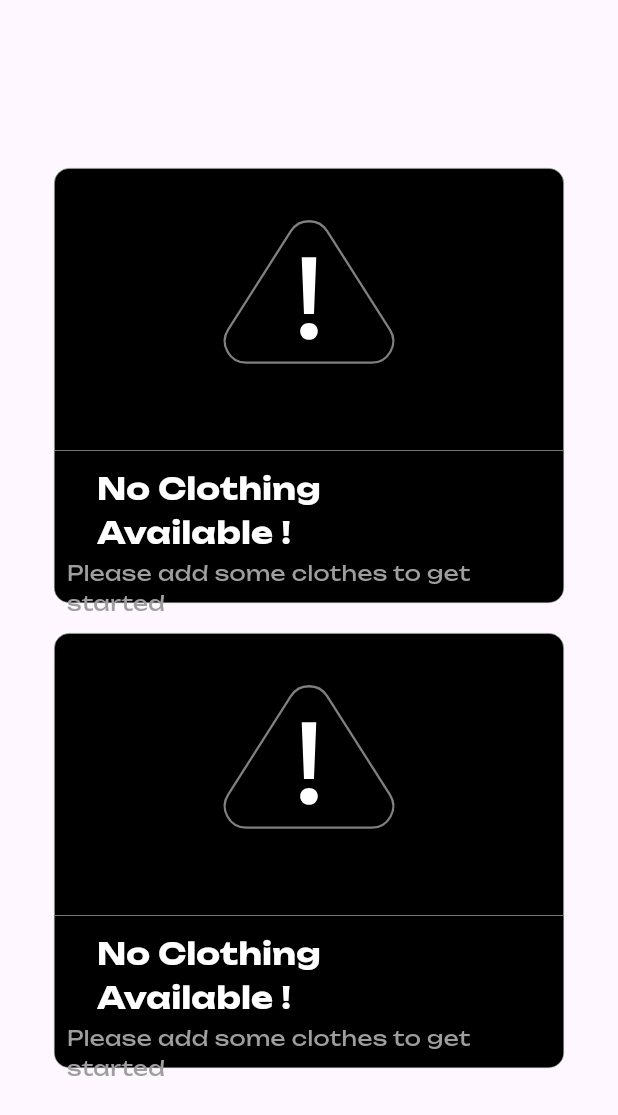
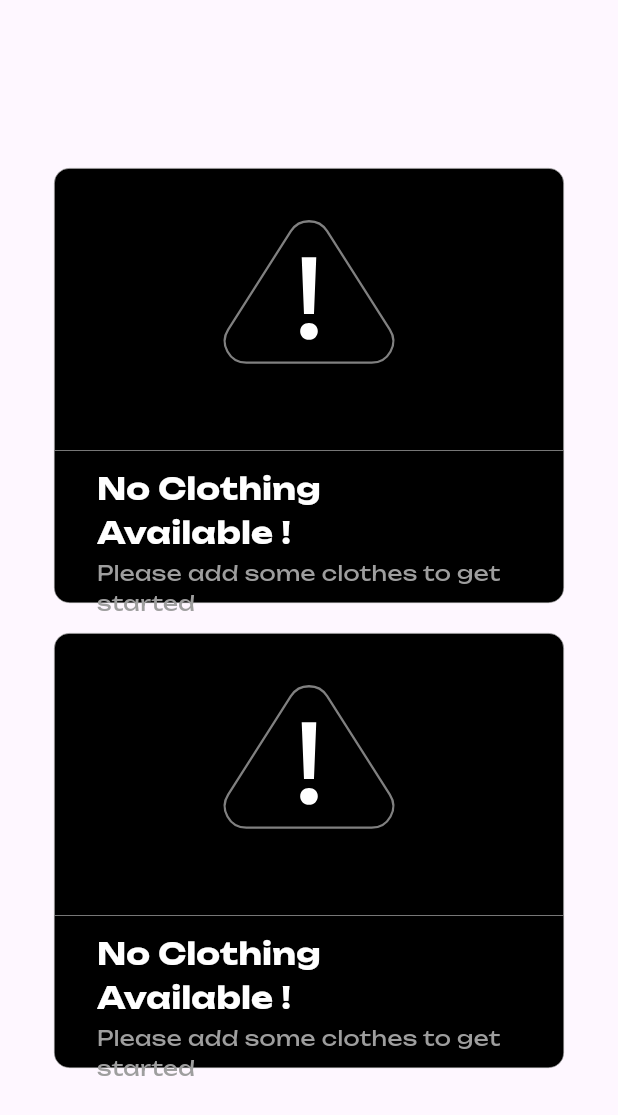
Before and after one commit to AyoItsYas/project_glanz, a Flutter app: the QuickMatchView screen opened directly, on a phone screen of 412 x 824 dp. Shown: the top 1115 px of the screen. Run offline on Flutter 3.47's test engine with Material 3 defaults, Android fonts, the light colour scheme and no system bars; our stand-ins replace flutter_svg, image_picker, shared_preferences, sqflite, table_calendar, weather and 1 more; accounts and stored records are empty; network calls fail; project files that could hold a hidden picture were left out.

Commit message:
fix: padding fix

```diff
--- a/lib/components/cool-card.dart
+++ b/lib/components/cool-card.dart
@@ -83,9 +83,9 @@ class _CoolCardState extends State<CoolCard>
         child: Column(
           children: [
             Expanded(
-              child: Padding(
-                padding: const EdgeInsets.all(20),
-                child: Center(
+              child: Center(
+                child: Padding(
+                  padding: const EdgeInsets.all(20),
                   child: ClipRRect(
                     borderRadius: BorderRadius.circular(10),
                     child:
@@ -108,7 +108,6 @@ class _CoolCardState extends State<CoolCard>
                 ),
               ),
             ),
-
             if (showBottomBar)
               Container(
                 width: double.infinity,
@@ -161,7 +160,7 @@ class _CoolCardState extends State<CoolCard>
                       }),
                     if (widget.bottomSubtext.isNotEmpty)
                       Padding(
-                        padding: const EdgeInsets.symmetric(horizontal: 0),
+                        padding: const EdgeInsets.symmetric(horizontal: 20),
                         child: Text(
                           widget.bottomSubtext,
                           style: const TextStyle(
```
